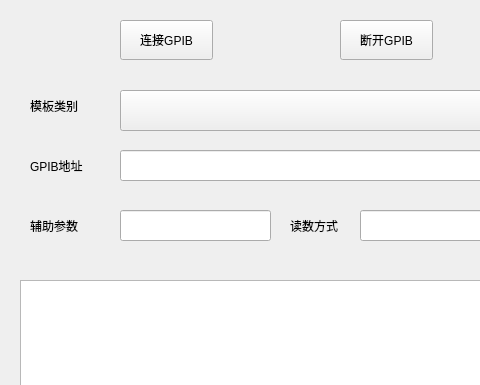
Before: the Qt Designer form frminspect/frminspectproject.ui in richardzjq/instrument_correction, drawn with Qt 5; both pictures show x 0 to 480 and y 0 to 385 of the 1047 by 746 pixel window.
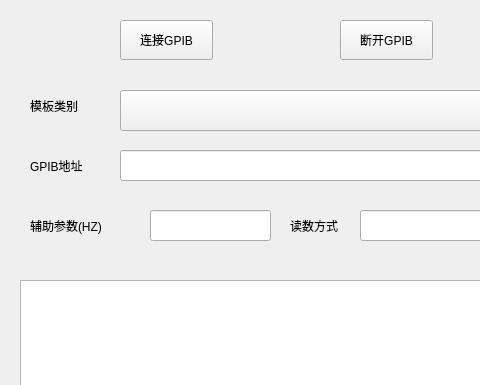
After: the same form once the commit is applied.

Patch:
```diff
--- a/frminspect/frminspectproject.ui
+++ b/frminspect/frminspectproject.ui
@@ -115,9 +115,9 @@
   <widget class="QLineEdit" name="lineEdit_assist_parameter">
    <property name="geometry">
     <rect>
-     <x>120</x>
+     <x>150</x>
      <y>210</y>
-     <width>151</width>
+     <width>121</width>
      <height>31</height>
     </rect>
    </property>
@@ -183,12 +183,12 @@
     <rect>
      <x>30</x>
      <y>210</y>
-     <width>71</width>
+     <width>101</width>
      <height>31</height>
     </rect>
    </property>
    <property name="text">
-    <string>辅助参数</string>
+    <string>辅助参数(HZ)</string>
    </property>
   </widget>
   <widget class="QLabel" name="label_standard_source">
```
